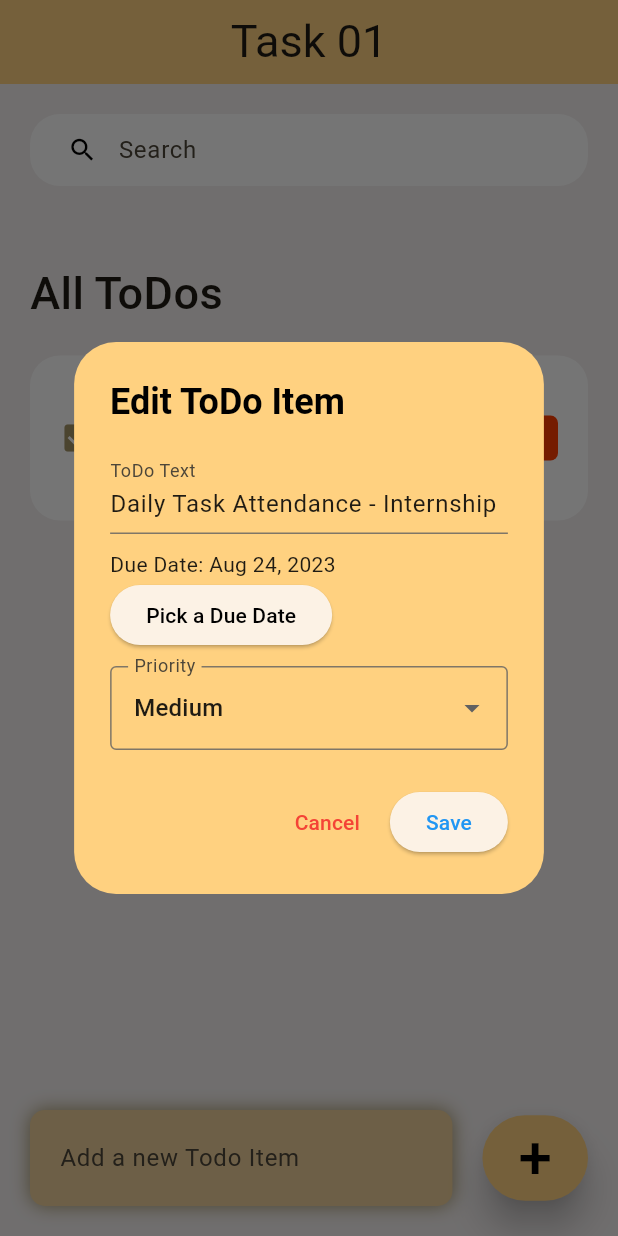
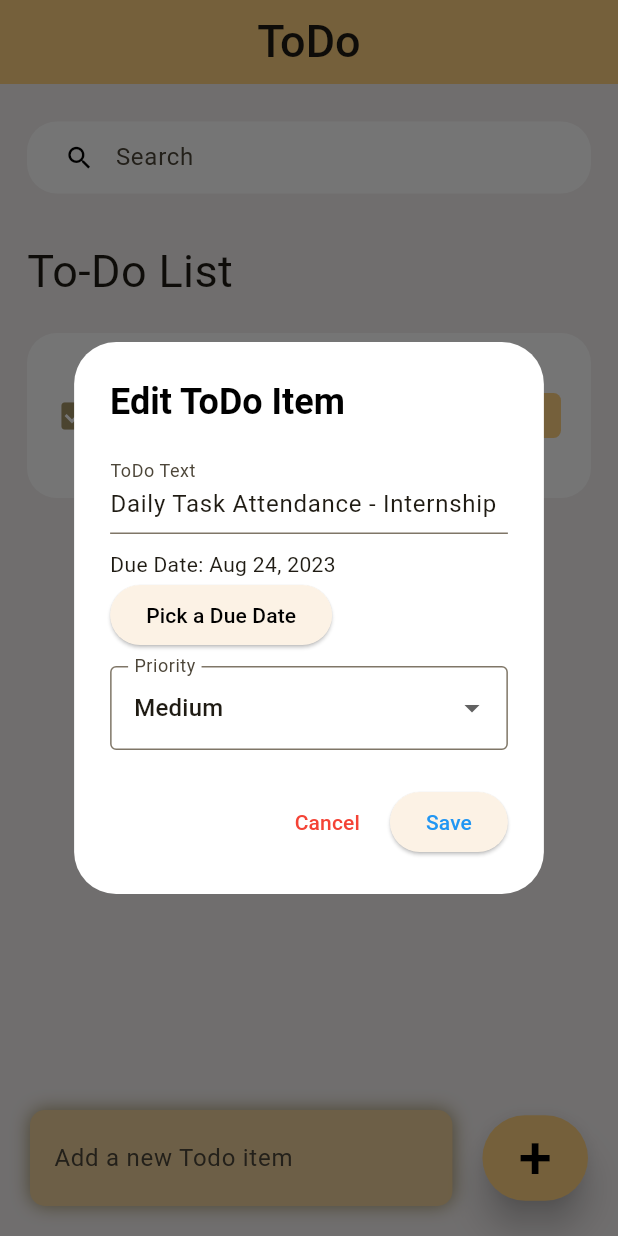
Before and after one commit to Shimashal/ToDo_App, a Flutter app: the screen it shows after launch, after a tap on the "edit" icon, on a phone screen of 412 x 824 dp. Run offline on Flutter 3.47's test engine with Material 2 defaults, Android fonts, the phone set to English and light mode, and no system bars; Roboto replaces fonts that are missing (Arial).

Commit message:
UI Enhancement

```diff
--- a/lib/constants/colors.dart
+++ b/lib/constants/colors.dart
@@ -1,7 +1,7 @@
 import 'package:flutter/material.dart';
 
 const Color amberLight = Color.fromARGB(255, 163, 148, 102);
-const Color deepOrange= Color(0xFFFF3D00);//Deep Orange or Red Type
+const Color redColor= Color.fromARGB(255, 235, 127, 120);
 const Color accentOrange= Color(0xFFFFD180); //AccentOrange
 const Color orangelight= Color.fromARGB(255, 238, 207, 154);
 const Color amberShade= Color(0xFFFFECB3); //Amber shade100
--- a/lib/main.dart
+++ b/lib/main.dart
@@ -21,7 +21,7 @@ class MyApp extends StatelessWidget {
         colorScheme: ColorScheme.fromSeed(seedColor: Colors.amber),
         useMaterial3: true,
       ),
-      home:  HomeScreen(),
+      home: const HomeScreen(),
     );
   }
 }
--- a/lib/screens/home_screen.dart
+++ b/lib/screens/home_screen.dart
@@ -27,13 +27,14 @@ class _HomeScreenState extends State<HomeScreen> {
   @override
   Widget build(BuildContext context) {
     final screenWidth = MediaQuery.of(context).size.width;
+    final orientation = MediaQuery.of(context).orientation;
     return Scaffold(
       backgroundColor: const Color.fromARGB(255, 244, 240, 240),
       appBar: AppBar_buildAppBar(),
       body: Stack(
         children: [
           Container(
-            padding: const EdgeInsets.symmetric(horizontal: 20, vertical: 20),
+            padding: const EdgeInsets.symmetric(horizontal: 18, vertical: 25),
             child: Column(
               children: [
                 searchBox(),
@@ -41,12 +42,13 @@ class _HomeScreenState extends State<HomeScreen> {
                   child: ListView(
                     children: [
                       Container(
-                        margin: const EdgeInsets.only(top: 50, bottom: 20),
+                        margin: const EdgeInsets.only(top: 30, bottom: 20),
                         child: const Text(
-                          'All ToDos',
+                          'To-Do List',
                           style: TextStyle(
                             fontSize: 30,
-                            fontWeight: FontWeight.w500,
+                            fontWeight: FontWeight.w400,
+                            fontFamily: 'Arial',
                           ),
                         ),
                       ),
@@ -63,7 +65,8 @@ class _HomeScreenState extends State<HomeScreen> {
               ],
             ),
           ),
-          Align(
+          if (orientation == Orientation.portrait) // It shows the add button only in portrait mode
+           Align(
             alignment: Alignment.bottomCenter,
             child: Row(
               children: [
@@ -75,7 +78,7 @@ class _HomeScreenState extends State<HomeScreen> {
                       left: 20,
                     ),
                     padding: const EdgeInsets.symmetric(
-                      horizontal: 20,
+                      horizontal: 16,
                       vertical: 8,
                     ),
                     decoration: BoxDecoration(
@@ -93,7 +96,7 @@ class _HomeScreenState extends State<HomeScreen> {
                     child: TextField(
                       controller: todoController,
                       decoration: const InputDecoration(
-                        hintText: 'Add a new Todo Item',
+                        hintText: 'Add a new Todo item',
                         border: InputBorder.none,
                       ),
                       onChanged: (value) {
@@ -124,6 +127,7 @@ class _HomeScreenState extends State<HomeScreen> {
                       style: TextStyle(
                         fontSize: 40,
                         color: blacks,
+                        fontFamily: 'Arial',
                       ),
                     ),
                   ),
@@ -140,7 +144,13 @@ class _HomeScreenState extends State<HomeScreen> {
   if (toDo.trim().isEmpty) {
     ScaffoldMessenger.of(context).showSnackBar(
       const SnackBar(
-        content: Text('Cannot add an empty ToDo item.'),
+         backgroundColor: redColor,
+        content: Text('Cannot add an empty ToDo item.',
+         style: TextStyle(
+        color: Colors.black,
+        fontSize: 17,),
+        ),
+
       ),
     );
     return;
@@ -259,10 +269,11 @@ Future<Priority?> _selectPriority(BuildContext context) async {
 
 // Method to edit a ToDo item
  void editItem(
- ToDo toDo, String newToDoText, DateTime newDueDate) {
+ ToDo toDo, String newToDoText, DateTime newDueDate,  Priority newPriority) {
   setState(() {
     toDo.toDoText = newToDoText;
     toDo.dueDate = newDueDate;
+    toDo.priority = newPriority;
   });
 }
 
@@ -300,10 +311,10 @@ Future<Priority?> _selectPriority(BuildContext context) async {
       elevation: 0,
       centerTitle: true,
       title: const Text(
-        'Task 01',
+        'ToDo',
         style: TextStyle(
           fontSize: 30,
-          fontWeight: FontWeight.w400,
+          fontWeight: FontWeight.w500,
           fontFamily: 'Arial',
         ),
       ),
--- a/lib/widgtet/todo_items.dart
+++ b/lib/widgtet/todo_items.dart
@@ -4,12 +4,11 @@ import 'package:intl/intl.dart';
 
 import '../model/to_do.dart';
 
-class ToDoItems extends StatelessWidget {
+class ToDoItems extends StatefulWidget {
   final ToDo todo;
   final Function(ToDo) onToDoChange;
   final Function(String) onDelete;
-  final Function(ToDo, String, DateTime) onEdit;
-  final DateFormat dateFormat = DateFormat('MMM dd, yyyy');
+  final Function(ToDo, String, DateTime,Priority) onEdit;
   final List<DropdownMenuItem<Priority>> priorityItems;
 
   ToDoItems({
@@ -26,6 +25,13 @@ class ToDoItems extends StatelessWidget {
             .toList();
 
   @override
+  State<ToDoItems> createState() => _ToDoItemsState();
+}
+
+class _ToDoItemsState extends State<ToDoItems> {
+  final DateFormat dateFormat = DateFormat('MMM dd, yyyy');
+
+  @override
   Widget build(BuildContext context) {
     return Container(
       margin: const EdgeInsets.only(bottom: 20),
@@ -33,23 +39,24 @@ class ToDoItems extends StatelessWidget {
         onTap: () {
           print('Change was Made');
           // Handle completion status change
-          onToDoChange(todo);
+          widget.onToDoChange(widget.todo);
         },
         shape: RoundedRectangleBorder(borderRadius: BorderRadius.circular(20)),
         contentPadding: const EdgeInsets.symmetric(horizontal: 20, vertical: 5),
         tileColor: Colors.white,
         leading: Icon(
-          todo.isDone
+          widget.todo.isDone
               ? Icons.check_box
               : Icons.check_box_outline_blank_outlined,
           color: amberLight,
         ),
         title: Text(
-          todo.toDoText!,
+          widget.todo.toDoText!,
           style: TextStyle(
             fontSize: 16,
             color: blacks,
-            decoration: todo.isDone ? TextDecoration.lineThrough : null,
+            decoration: widget.todo.isDone ? TextDecoration.lineThrough : null,
+            fontFamily: 'Arial',
           ),
         ),
         subtitle: Column(
@@ -65,10 +72,11 @@ class ToDoItems extends StatelessWidget {
                 ),
                 const SizedBox(width: 5),
                 Text(
-                  dateFormat.format(todo.dueDate ?? DateTime.now()),
+                  dateFormat.format(widget.todo.dueDate ?? DateTime.now()),
                   style: const TextStyle(
                     fontSize: 12,
                     color: Colors.grey,
+                    fontFamily: 'Arial',
                   ),
                 ),
               ],
@@ -79,11 +87,13 @@ class ToDoItems extends StatelessWidget {
                 maxWidth: 170, // Adjust the maximum width as needed
               ),
               child: Text(
-                _getPriorityText(todo.priority), // Display the priority text
+                _getPriorityText(
+                    widget.todo.priority), // Display the priority text
                 style: TextStyle(
                   fontSize: 12,
                   color: _getPriorityColor(
-                      todo.priority), // Set text color based on priority
+                      widget.todo.priority), // Set text color based on priority
+                  fontFamily: 'Arial',
                 ),
                 overflow: TextOverflow.ellipsis,
               ),
@@ -100,11 +110,11 @@ class ToDoItems extends StatelessWidget {
               padding: const EdgeInsets.all(0),
               margin: const EdgeInsets.symmetric(vertical: 12),
               decoration: BoxDecoration(
-                color: deepOrange,
+                color: accentOrange,
                 borderRadius: BorderRadius.circular(5),
               ),
               child: IconButton(
-                color: blacks,
+                color: Colors.black,
                 iconSize: 18,
                 icon: const Icon(Icons.edit),
                 onPressed: () {
@@ -120,7 +130,7 @@ class ToDoItems extends StatelessWidget {
               padding: const EdgeInsets.all(0),
               margin: const EdgeInsets.symmetric(vertical: 12),
               decoration: BoxDecoration(
-                color: deepOrange,
+                color: accentOrange,
                 borderRadius: BorderRadius.circular(5),
               ),
               child: IconButton(
@@ -129,7 +139,7 @@ class ToDoItems extends StatelessWidget {
                 iconSize: 18,
                 onPressed: () {
                   print('Delete Done');
-                  onDelete(todo.id!);
+                  widget.onDelete(widget.todo.id!);
                 },
               ),
             ),
@@ -165,18 +175,23 @@ class ToDoItems extends StatelessWidget {
 
   // Edit the ToDo item AlertDialog
   void _showEditDialog(BuildContext context) {
-    String newToDoText = todo.toDoText!;
-    DateTime newDueDate = todo.dueDate ?? DateTime.now();
-    Priority selectedPriority = todo.priority; // Initialize selectedPriority
+    String newToDoText = widget.todo.toDoText!;
+    DateTime newDueDate = widget.todo.dueDate ?? DateTime.now();
+    Priority selectedPriority =
+        widget.todo.priority; // Initialize selectedPriority
 
     showDialog(
       context: context,
       builder: (context) {
         return AlertDialog(
-          backgroundColor: accentOrange,
+          backgroundColor: Colors.white,
           title: const Text(
             'Edit ToDo Item',
-            style: TextStyle(color: blacks, fontWeight: FontWeight.w600),
+            style: TextStyle(
+              color: blacks,
+              fontWeight: FontWeight.w600,
+              fontFamily: 'Arial',
+            ),
           ),
           content: Column(
             mainAxisSize: MainAxisSize.min,
@@ -186,7 +201,7 @@ class ToDoItems extends StatelessWidget {
                 onChanged: (value) {
                   newToDoText = value;
                 },
-                controller: TextEditingController(text: todo.toDoText),
+                controller: TextEditingController(text: widget.todo.toDoText),
                 decoration: const InputDecoration(labelText: 'ToDo Text'),
               ),
               const SizedBox(height: 10),
@@ -200,17 +215,23 @@ class ToDoItems extends StatelessWidget {
                 },
                 child: const Text(
                   'Pick a Due Date',
-                  style: TextStyle(color: blacks),
+                  style: TextStyle(
+                    color: blacks,
+                    fontFamily: 'Arial',
+                  ),
                 ),
               ),
               // Priority dropdown selection
               const SizedBox(height: 10),
               DropdownButtonFormField<Priority>(
                 value: selectedPriority,
-                items: priorityItems,
+                items: widget.priorityItems,
                 onChanged: (Priority? priority) {
                   if (priority != null) {
-                    selectedPriority = priority;
+                    setState(() {
+                      selectedPriority =
+                          priority; // It updates the selectedPriority
+                    });
                   }
                 },
                 decoration: const InputDecoration(
@@ -227,17 +248,24 @@ class ToDoItems extends StatelessWidget {
               },
               child: const Text(
                 'Cancel',
-                style: TextStyle(color: Colors.red),
+                style: TextStyle(
+                  color: Colors.red,
+                  fontFamily: 'Arial',
+                ),
               ),
             ),
             ElevatedButton(
               onPressed: () {
-                onEdit(todo, newToDoText, newDueDate);
+                widget.onEdit(widget.todo, newToDoText, newDueDate,selectedPriority);
+
                 Navigator.of(context).pop();
               },
               child: const Text(
                 'Save',
-                style: TextStyle(color: Colors.blue),
+                style: TextStyle(
+                  color: Colors.blue,
+                  fontFamily: 'Arial',
+                ),
               ),
             ),
           ],
```
